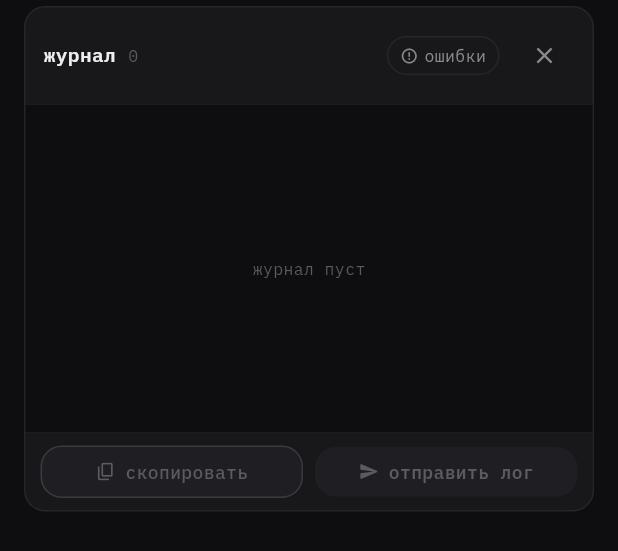
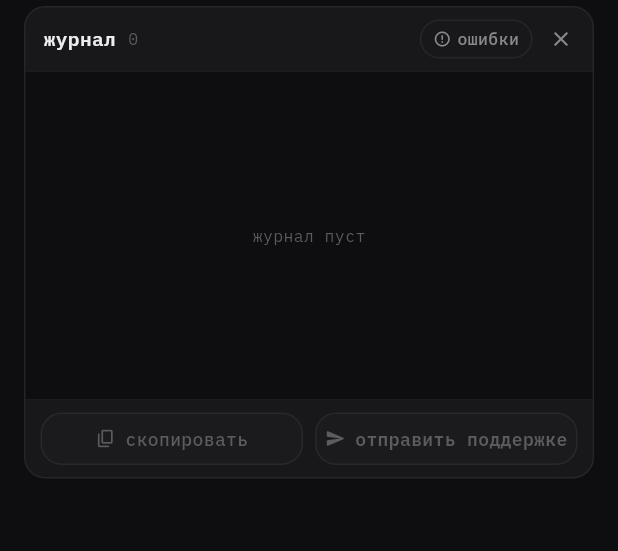
Before and after one commit to m1d1x/hikkari-client, a Flutter app: the LogOverlay widget shown alone on an empty page, opened directly with empty values, on a phone screen of 412 x 824 dp. Shown: the top 551 px of the screen. Run offline on Flutter 3.47's test engine with Material 3 defaults, Android fonts, the phone set to English and light mode, and no system bars; our stand-ins replace flutter_svg, qr_flutter, simple_icons; missing offline and left inert: country_flags, dart:ffi, window_manager.

Commit message:
feat(ui): hover animation, click cursor, and label 'отправить поддержке'

```diff
--- a/app/lib/ui/nekko_error_card.dart
+++ b/app/lib/ui/nekko_error_card.dart
@@ -229,7 +229,7 @@ class _NekkoErrorCardState extends State<NekkoErrorCard> {
                                 const SizedBox(width: 6),
                                 Flexible(
                                   child: Text(
-                                    'отправить лог',
+                                    'отправить поддержке',
                                     maxLines: 1,
                                     overflow: TextOverflow.ellipsis,
                                     textHeightBehavior: const TextHeightBehavior(
--- a/app/lib/widgets/log_overlay.dart
+++ b/app/lib/widgets/log_overlay.dart
@@ -243,75 +243,20 @@ class _LogOverlayState extends State<LogOverlay> {
     child: Row(
       children: [
         Expanded(
-          child: InkWell(
+          child: _OverlayBtn(
+            icon: Icons.copy_rounded,
+            label: 'скопировать',
             onTap: _lines.isEmpty ? null : _copy,
-            borderRadius: BorderRadius.circular(t.radius),
-            child: Container(
-              padding: const EdgeInsets.symmetric(vertical: 8),
-              decoration: BoxDecoration(
-                color: t.surface2,
-                border: Border.all(color: t.borderStrong),
-                borderRadius: BorderRadius.circular(t.radius),
-              ),
-              child: Row(
-                mainAxisAlignment: MainAxisAlignment.center,
-                children: [
-                  Icon(
-                    Icons.copy_rounded,
-                    size: 14,
-                    color: _lines.isEmpty ? t.textFaint : t.textMuted,
-                  ),
-                  const SizedBox(width: 6),
-                  Text(
-                    'скопировать',
-                    style: TextStyle(
-                      color: _lines.isEmpty ? t.textFaint : t.text,
-                      fontSize: 12,
-                      fontWeight: FontWeight.w500,
-                    ),
-                  ),
-                ],
-              ),
-            ),
           ),
         ),
         const SizedBox(width: 8),
         Expanded(
-          child: InkWell(
+          child: _OverlayBtn(
+            icon: _sending ? Icons.sync_rounded : Icons.send_rounded,
+            label: _sending ? 'отправка...' : 'отправить поддержке',
+            primary: true,
+            busy: _sending,
             onTap: (_lines.isEmpty || _sending) ? null : _sendReport,
-            borderRadius: BorderRadius.circular(t.radius),
-            child: Container(
-              padding: const EdgeInsets.symmetric(vertical: 8),
-              decoration: BoxDecoration(
-                color: _lines.isEmpty
-                    ? t.surface2
-                    : (_sending ? t.surface2 : t.primary),
-                borderRadius: BorderRadius.circular(t.radius),
-              ),
-              child: Row(
-                mainAxisAlignment: MainAxisAlignment.center,
-                children: [
-                  Icon(
-                    _sending ? Icons.sync_rounded : Icons.send_rounded,
-                    size: 14,
-                    color: _lines.isEmpty
-                        ? t.textFaint
-                        : (_sending ? t.textMuted : Colors.white),
-                  ),
-                  const SizedBox(width: 6),
-                  Text(
-                    _sending ? 'отправка...' : 'отправить лог',
-                    style: TextStyle(
-                      color: _lines.isEmpty
-                          ? t.textFaint
-                          : (_sending ? t.textMuted : Colors.white),
-                      fontSize: 12,
-                      fontWeight: FontWeight.w600,
-                    ),
-                  ),
-                ],
-              ),
-            ),
           ),
         ),
       ],
@@ -340,56 +285,213 @@ class _LogOverlayState extends State<LogOverlay> {
           ),
         ),
         const Spacer(),
-        _chip(
-          t,
+        _ChipBtn(
           icon: Icons.error_outline,
           label: 'ошибки',
           active: _onlyErrors,
           onTap: () => setState(() => _onlyErrors = !_onlyErrors),
         ),
         const SizedBox(width: 6),
-        IconButton(
-          tooltip: 'закрыть',
-          iconSize: 18,
-          padding: EdgeInsets.zero,
-          constraints: const BoxConstraints(minWidth: 28, minHeight: 28),
-          onPressed: widget.onClose,
-          icon: Icon(Icons.close, color: t.textMuted),
+        _CloseBtn(onTap: widget.onClose),
+      ],
+    ),
+  );
+}
+
+class _OverlayBtn extends StatefulWidget {
+  final IconData icon;
+  final String label;
+  final VoidCallback? onTap;
+  final bool primary;
+  final bool busy;
+
+  const _OverlayBtn({
+    required this.icon,
+    required this.label,
+    required this.onTap,
+    this.primary = false,
+    this.busy = false,
+  });
+
+  @override
+  State<_OverlayBtn> createState() => _OverlayBtnState();
+}
+
+class _OverlayBtnState extends State<_OverlayBtn> {
+  bool _hovered = false;
+
+  @override
+  Widget build(BuildContext context) {
+    final t = context.tokens;
+    final enabled = widget.onTap != null;
+
+    Color bg;
+    Border? border;
+    Color fg;
+
+    if (!enabled) {
+      bg = t.surface2.withValues(alpha: 0.4);
+      border = Border.all(color: t.border);
+      fg = t.textFaint;
+    } else if (widget.primary) {
+      bg = _hovered
+          ? Color.alphaBlend(Colors.white.withValues(alpha: 0.14), t.primary)
+          : t.primary;
+      border = null;
+      fg = Colors.white;
+    } else {
+      bg = _hovered ? t.surface2 : t.surface;
+      border = Border.all(color: _hovered ? t.borderStrong : t.border);
+      fg = _hovered ? t.text : t.textMuted;
+    }
+
+    return MouseRegion(
+      cursor: enabled ? SystemMouseCursors.click : SystemMouseCursors.basic,
+      onEnter: (_) => setState(() => _hovered = true),
+      onExit: (_) => setState(() => _hovered = false),
+      child: GestureDetector(
+        behavior: HitTestBehavior.opaque,
+        onTap: widget.onTap,
+        child: AnimatedContainer(
+          duration: AppDurations.fast,
+          curve: AppCurves.fastInSlowOut,
+          padding: const EdgeInsets.symmetric(vertical: 8),
+          decoration: BoxDecoration(
+            color: bg,
+            border: border,
+            borderRadius: BorderRadius.circular(t.radius),
+          ),
+          child: Row(
+            mainAxisAlignment: MainAxisAlignment.center,
+            children: [
+              Icon(widget.icon, size: 14, color: fg),
+              const SizedBox(width: 6),
+              Text(
+                widget.label,
+                style: TextStyle(
+                  color: fg,
+                  fontSize: 12,
+                  fontWeight: widget.primary ? FontWeight.w600 : FontWeight.w500,
+                ),
               ),
             ],
           ),
+        ),
+      ),
     );
+  }
+}
 
-  Widget _chip(
-    NekkoTokens t, {
-    required IconData icon,
-    required String label,
-    required bool active,
-    required VoidCallback onTap,
-  }) => InkWell(
-    onTap: onTap,
-    borderRadius: BorderRadius.circular(t.radius),
-    child: Container(
+class _ChipBtn extends StatefulWidget {
+  final IconData icon;
+  final String label;
+  final bool active;
+  final VoidCallback onTap;
+
+  const _ChipBtn({
+    required this.icon,
+    required this.label,
+    required this.active,
+    required this.onTap,
+  });
+
+  @override
+  State<_ChipBtn> createState() => _ChipBtnState();
+}
+
+class _ChipBtnState extends State<_ChipBtn> {
+  bool _hovered = false;
+
+  @override
+  Widget build(BuildContext context) {
+    final t = context.tokens;
+    final active = widget.active;
+    return MouseRegion(
+      cursor: SystemMouseCursors.click,
+      onEnter: (_) => setState(() => _hovered = true),
+      onExit: (_) => setState(() => _hovered = false),
+      child: GestureDetector(
+        behavior: HitTestBehavior.opaque,
+        onTap: widget.onTap,
+        child: AnimatedContainer(
+          duration: AppDurations.fast,
+          curve: AppCurves.fastInSlowOut,
           padding: const EdgeInsets.symmetric(horizontal: 8, vertical: 4),
           decoration: BoxDecoration(
-        color: active ? t.surface2 : Colors.transparent,
-        border: Border.all(color: active ? t.borderStrong : t.border),
+            color: active
+                ? (_hovered ? t.surface2 : t.surface2.withValues(alpha: 0.8))
+                : (_hovered ? t.surface2.withValues(alpha: 0.5) : Colors.transparent),
+            border: Border.all(
+              color: active
+                  ? (_hovered ? t.bad : t.borderStrong)
+                  : (_hovered ? t.borderStrong : t.border),
+            ),
             borderRadius: BorderRadius.circular(t.radius),
           ),
           child: Row(
             mainAxisSize: MainAxisSize.min,
             children: [
-          Icon(icon, size: 12, color: active ? t.bad : t.textMuted),
+              Icon(
+                widget.icon,
+                size: 12,
+                color: active ? t.bad : (_hovered ? t.text : t.textMuted),
+              ),
               const SizedBox(width: 4),
               Text(
-            label,
+                widget.label,
                 style: TextStyle(
-              color: active ? t.text : t.textMuted,
+                  color: active ? t.text : (_hovered ? t.text : t.textMuted),
                   fontSize: 11,
+                  fontWeight: active ? FontWeight.w600 : FontWeight.w500,
                 ),
               ),
             ],
           ),
         ),
+      ),
     );
   }
+}
+
+class _CloseBtn extends StatefulWidget {
+  final VoidCallback onTap;
+
+  const _CloseBtn({required this.onTap});
+
+  @override
+  State<_CloseBtn> createState() => _CloseBtnState();
+}
+
+class _CloseBtnState extends State<_CloseBtn> {
+  bool _hovered = false;
+
+  @override
+  Widget build(BuildContext context) {
+    final t = context.tokens;
+    return MouseRegion(
+      cursor: SystemMouseCursors.click,
+      onEnter: (_) => setState(() => _hovered = true),
+      onExit: (_) => setState(() => _hovered = false),
+      child: GestureDetector(
+        behavior: HitTestBehavior.opaque,
+        onTap: widget.onTap,
+        child: AnimatedContainer(
+          duration: AppDurations.fast,
+          curve: AppCurves.fastInSlowOut,
+          width: 26,
+          height: 26,
+          decoration: BoxDecoration(
+            color: _hovered ? t.surface2 : Colors.transparent,
+            borderRadius: BorderRadius.circular(t.radius),
+          ),
+          alignment: Alignment.center,
+          child: Icon(
+            Icons.close,
+            size: 16,
+            color: _hovered ? t.text : t.textMuted,
+          ),
+        ),
+      ),
+    );
+  }
+}
```
Lines whose indentation alone changed are shown as unchanged.
